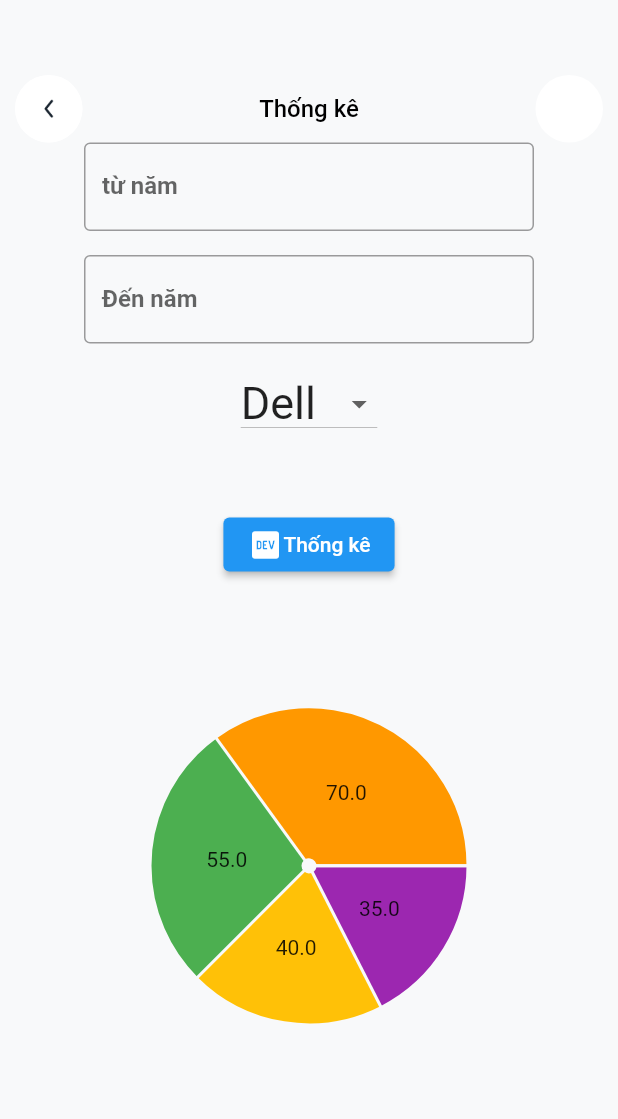
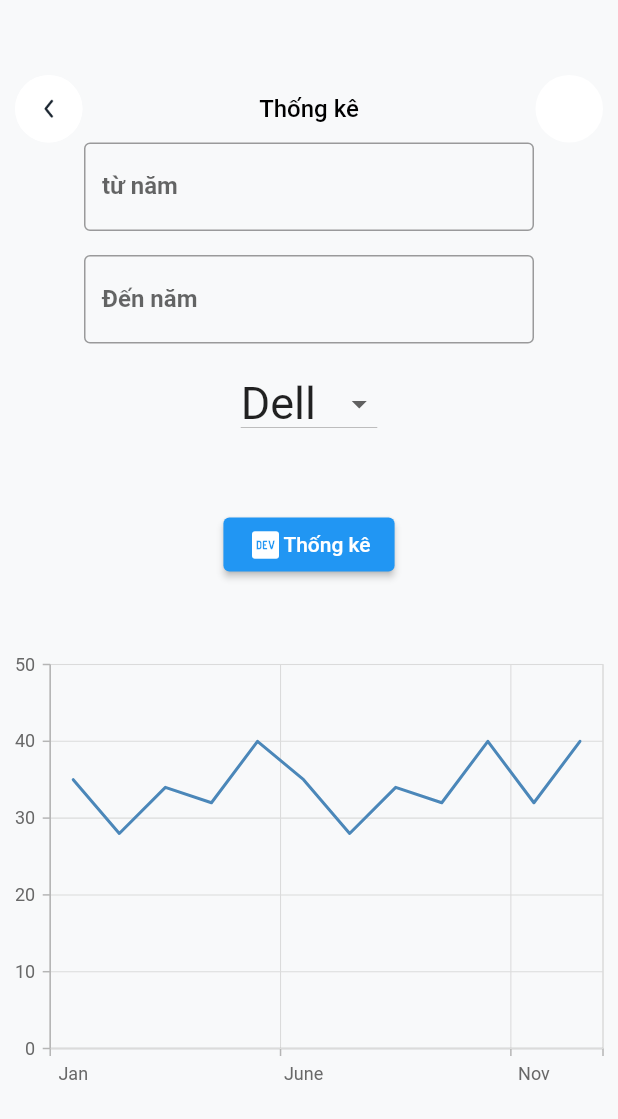
Before and after one commit to hohuyluat123/LTDDNC, a Flutter app: the StatisticScreen screen opened directly, on a phone screen of 412 x 824 dp. Shown: the top 1119 px of the screen. Run offline on Flutter 3.47's test engine with Material 2 defaults, Android fonts, the phone set to English and light mode, and no system bars; drawn by our look-alikes of fl_chart; our stand-ins replace carousel_slider, dio, flutter_bounce, flutter_zoom_drawer, get, image_picker and 2 more.

Commit message:
statistic

```diff
--- a/lib/seller/Statistic.dart
+++ b/lib/seller/Statistic.dart
@@ -2,23 +2,19 @@ import 'dart:convert';
 import 'dart:math';
 import 'package:fl_chart/fl_chart.dart';
 import 'package:flutter/material.dart';
-import 'package:get/get.dart';
-import 'package:get/get_core/src/get_main.dart';
-import 'package:ltddnc_nhom04_k19/controller/UserController.dart';
-import '../Styles/color.dart';
-import '../Styles/font_styles.dart';
-import 'package:flutter_bounce/flutter_bounce.dart';
-
-import '../View/buy-item.dart';
-import '../controller/LaptopController.dart';
-import '../controller/OrderController.dart';
-import '../model/Laptop.dart';
+import 'package:syncfusion_flutter_charts/charts.dart';
 
 class StatisticScreen extends StatefulWidget {
   const StatisticScreen({Key? key}) : super(key: key);
 
   @override
   State<StatisticScreen> createState() => _StatisticScreenState();
+}
+
+class ChartData {
+  ChartData(this.x, this.y);
+  final String x;
+  final double? y;
 }
 
 class _StatisticScreenState extends State<StatisticScreen> {
@@ -38,8 +34,17 @@ class _StatisticScreenState extends State<StatisticScreen> {
     return FlSpot(index.toDouble(), index * Random().nextDouble());
   });
 
+
   @override
   Widget build(BuildContext context) {
+    TooltipBehavior? _tooltipBehavior;
+
+    @override
+    void initState(){
+      _tooltipBehavior =  TooltipBehavior(enable: true);
+      super.initState();
+    }
+
     return Scaffold(
         backgroundColor: const Color(0xffF8F9FA),
         body: Column(children: [
@@ -87,7 +92,10 @@ class _StatisticScreenState extends State<StatisticScreen> {
                 ),
               ],
             ),
-          ),
+          ),       Expanded(
+        child: SingleChildScrollView(
+        child: Column(
+        children: [
           SizedBox( // <-- SEE HERE
               width: 300, child: TextField(
             style: TextStyle(
@@ -168,16 +176,49 @@ class _StatisticScreenState extends State<StatisticScreen> {
               },)],
         ),
           const Text(''),
-        PieChart(PieChartData(
-            centerSpaceRadius: 5,
-            borderData: FlBorderData(show: false),
-            sectionsSpace: 2,
-            sections: [
-              PieChartSectionData(value: 35, color: Colors.purple, radius: 100),
-              PieChartSectionData(value: 40, color: Colors.amber, radius: 100),
-              PieChartSectionData(value: 55, color: Colors.green, radius: 100),
-              PieChartSectionData(value: 70, color: Colors.orange, radius: 100),
-            ]))
+            Center(
+            child: Container(
+                child:
+          SfCartesianChart(
+            // Enables the tooltip for all the series in chart
+              tooltipBehavior: _tooltipBehavior,
+              // Initialize category axis
+              primaryXAxis: CategoryAxis(),
+              series: <ChartSeries>[
+                // Initialize line series
+                LineSeries<ChartData, String>(
+                  // Enables the tooltip for individual series
+                    enableTooltip: true,
+                    dataSource: [
+                      // Bind data source
+                      ChartData('Jan', 35),
+                      ChartData('Feb', 28),
+                      ChartData('Mar', 34),
+                      ChartData('Apr', 32),
+                      ChartData('May', 40),
+                      ChartData('June', 35),
+                      ChartData('July', 28),
+                      ChartData('Aug', 34),
+                      ChartData('Sep', 32),
+                      ChartData('Oct', 40),
+                      ChartData('Nov', 32),
+                      ChartData('Dec', 40)
+                    ],
+                    xValueMapper: (ChartData data, _) => data.x,
+                    yValueMapper: (ChartData data, _) => data.y
+                )
+              ]
+   ))),])))
+        // PieChart(PieChartData(
+        //     centerSpaceRadius: 5,
+        //     borderData: FlBorderData(show: false),
+        //     sectionsSpace: 2,
+        //     sections: [
+        //       PieChartSectionData(value: 35, color: Colors.purple, radius: 100),
+        //       PieChartSectionData(value: 40, color: Colors.amber, radius: 100),
+        //       PieChartSectionData(value: 55, color: Colors.green, radius: 100),
+        //       PieChartSectionData(value: 70, color: Colors.orange, radius: 100),
+        //     ]))
           // Expanded(
           //     child: Padding(
           //         padding:
--- a/pubspec.yaml
+++ b/pubspec.yaml
@@ -19,7 +19,7 @@ publish_to: 'none' # Remove this line if you wish to publish to pub.dev
 version: 1.0.0+1
 
 environment:
-  sdk: '>=2.19.2 <3.0.0'
+  sdk: '^2.19.1'
 
 # Dependencies specify other packages that your package needs in order to work.
 # To automatically upgrade your package dependencies to the latest versions
@@ -58,7 +58,9 @@ dev_dependencies:
   like_button: ^2.0.5
   image_picker: ^0.8.7+2
   syncfusion_flutter_datepicker: ^21.1.39
+  syncfusion_flutter_charts: ^21.1.41
   fl_chart: ^0.61.0
+  intl: ^0.17.0
 # For information on the generic Dart part of this file, see the
 # following page: https://dart.dev/tools/pub/pubspec
 
```
Also changed, not shown: pubspec.lock.
